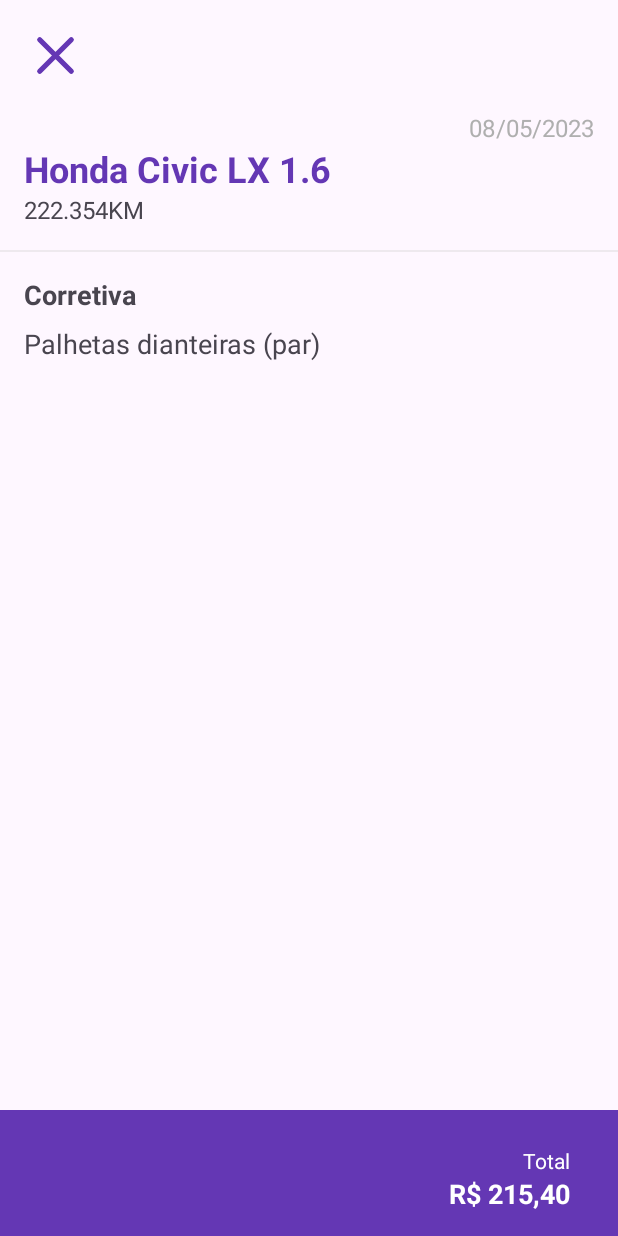
After one commit to kbmbarreto/mycar_app, an Android app: the layout activity_maintenance_detail.xml on its own in the app's theme, with its tools: preview values and no code run, on a phone screen of 412 x 824 dp. The commit adds this screen. Run offline under Robolectric (Android 15) with nearby library versions, the phone set to English and light mode, and no system bars.

Commit message:
Add Maintenace Detail

```diff
--- a/app/build.gradle
+++ b/app/build.gradle
@@ -1,6 +1,7 @@
 plugins {
     id 'com.android.application'
     id 'org.jetbrains.kotlin.android'
+    id 'kotlin-parcelize'
 }
 
 android {
@@ -56,4 +57,6 @@ dependencies {
     implementation 'com.squareup.retrofit2:retrofit:2.9.0'
     implementation 'com.squareup.retrofit2:converter-gson:2.9.0'
     implementation 'com.squareup.okhttp3:logging-interceptor:4.10.0'
+
+    implementation "org.jetbrains.kotlin:kotlin-stdlib:1.8.21"
 }
--- a/app/src/main/java/br/com/lambdateam/mycar/views/maintenance/MaintenanceHistoryFragment.kt
+++ b/app/src/main/java/br/com/lambdateam/mycar/views/maintenance/MaintenanceHistoryFragment.kt
@@ -103,6 +103,9 @@ class MaintenanceHistoryFragment : Fragment() {
     }
 
     private fun setupList() {
+        maintenanceAdapter.onItemSelected = {
+            MaintenanceDetailActivity.start(requireContext(), it)
+        }
         rvMaintenance.apply {
             layoutManager = LinearLayoutManager(requireContext())
             adapter = maintenanceAdapter
--- /dev/null
+++ b/app/src/main/res/layout/activity_maintenance_detail.xml
@@ -0,0 +1,116 @@
+<?xml version="1.0" encoding="utf-8"?>
+<RelativeLayout xmlns:android="http://schemas.android.com/apk/res/android"
+    xmlns:app="http://schemas.android.com/apk/res-auto"
+    xmlns:tools="http://schemas.android.com/tools"
+    android:layout_width="match_parent"
+    android:layout_height="match_parent"
+    tools:context=".views.maintenance.MaintenanceDetailActivity">
+
+    <LinearLayout
+        android:id="@+id/ll_maintenance_detail_header"
+        android:layout_width="match_parent"
+        android:layout_height="wrap_content"
+        android:gravity="center_vertical"
+        android:orientation="horizontal">
+
+        <ImageView
+            android:id="@+id/iv_maintenance_detail_close"
+            android:layout_width="42dp"
+            android:layout_height="42dp"
+            android:layout_margin="16sp"
+            android:src="@drawable/ic_close"
+            app:tint="@color/primary" />
+
+    </LinearLayout>
+
+    <LinearLayout
+        android:layout_width="match_parent"
+        android:layout_height="wrap_content"
+        android:layout_below="@id/ll_maintenance_detail_header"
+        android:orientation="vertical">
+
+        <TextView
+            android:id="@+id/tv_maintenance_detail_date"
+            android:layout_width="match_parent"
+            android:layout_height="wrap_content"
+            android:layout_marginHorizontal="16dp"
+            android:gravity="end"
+            android:textColor="#AFAFAF"
+            android:textSize="16sp"
+            tools:text="08/05/2023" />
+
+        <TextView
+            android:id="@+id/tv_maintenance_detail_vehicle"
+            android:layout_width="match_parent"
+            android:layout_height="wrap_content"
+            android:layout_marginHorizontal="16dp"
+            android:textColor="@color/primary"
+            android:textSize="24sp"
+            android:textStyle="bold"
+            tools:text="Honda Civic LX 1.6" />
+
+        <TextView
+            android:id="@+id/tv_maintenance_detail_km"
+            android:layout_width="match_parent"
+            android:layout_height="wrap_content"
+            android:layout_marginHorizontal="16dp"
+            android:textSize="16sp"
+            tools:text="222.354KM" />
+
+        <View
+            android:layout_width="match_parent"
+            android:layout_height="1dp"
+            android:layout_marginVertical="16dp"
+            android:background="#55CCCCCC" />
+
+        <TextView
+            android:id="@+id/tv_maintenance_detail_type"
+            android:layout_width="match_parent"
+            android:layout_height="wrap_content"
+            android:layout_marginHorizontal="16dp"
+            android:textSize="18sp"
+            android:textStyle="bold"
+            tools:text="Corretiva" />
+
+        <TextView
+            android:id="@+id/tv_maintenance_detail_component"
+            android:layout_width="match_parent"
+            android:layout_height="wrap_content"
+            android:layout_marginHorizontal="16dp"
+            android:layout_marginTop="8dp"
+            android:textSize="18sp"
+            tools:text="Palhetas dianteiras (par)" />
+
+    </LinearLayout>
+
+    <LinearLayout
+        android:layout_width="match_parent"
+        android:layout_height="wrap_content"
+        android:layout_alignParentBottom="true"
+        android:background="@color/primary"
+        android:gravity="end"
+        android:orientation="vertical"
+        android:padding="16dp">
+
+        <TextView
+            android:layout_width="wrap_content"
+            android:layout_height="wrap_content"
+            android:layout_marginHorizontal="16dp"
+            android:layout_marginTop="8dp"
+            android:text="@string/total"
+            android:textColor="@color/white"
+            android:textSize="14sp" />
+
+        <TextView
+            android:id="@+id/tv_maintenance_detail_amount"
+            android:layout_width="wrap_content"
+            android:layout_height="wrap_content"
+            android:layout_marginHorizontal="16dp"
+            android:textColor="@color/white"
+            android:textSize="18sp"
+            android:textStyle="bold"
+            tools:text="R$ 215,40" />
+
+    </LinearLayout>
+
+</RelativeLayout>
--- a/app/src/main/res/values/strings.xml
+++ b/app/src/main/res/values/strings.xml
@@ -27,4 +27,6 @@
     </plurals>
     <string name="login_error_description">Email e/ou senha incorretos, verifique e tente novamente!</string>
     <string name="loading">Carregando</string>
+    <string name="value">Valor:</string>
+    <string name="total">Total</string>
 </resources>
```
Also changed, not shown: app/src/main/AndroidManifest.xml (+8 -9 lines), app/src/main/java/br/com/lambdateam/mycar/model/maintenance/MaintenancePresentModel.kt (added, +16 -0 lines), app/src/main/java/br/com/lambdateam/mycar/views/maintenance/MaintenanceDetailActivity.kt (added, +67 -0 lines), app/src/main/java/br/com/lambdateam/mycar/views/maintenance/MaintenanceHistoryAdapter.kt (+20 -22 lines), app/src/main/java/br/com/lambdateam/mycar/views/maintenance/MaintenanceViewModel.kt (+23 -3 lines).
